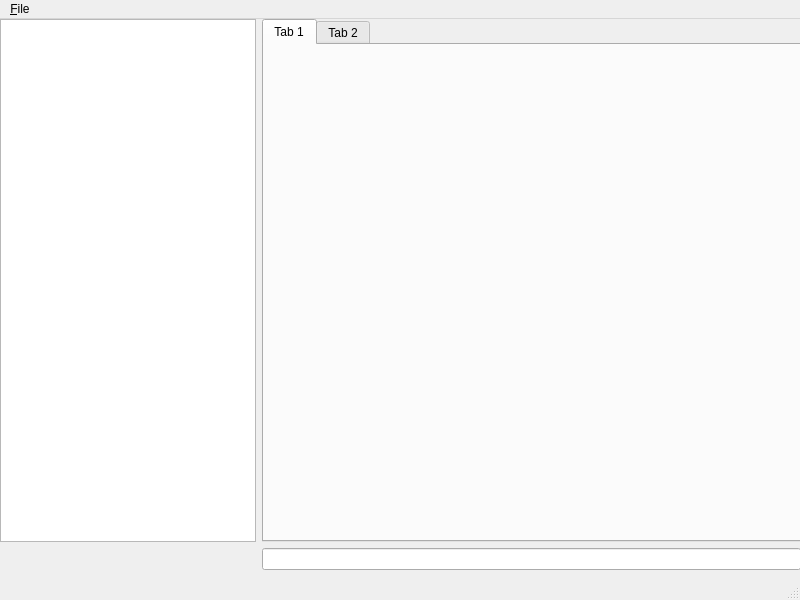
Qt form chat-client/mainwindow.ui (alessacher/htl-tk-chat) before a commit.
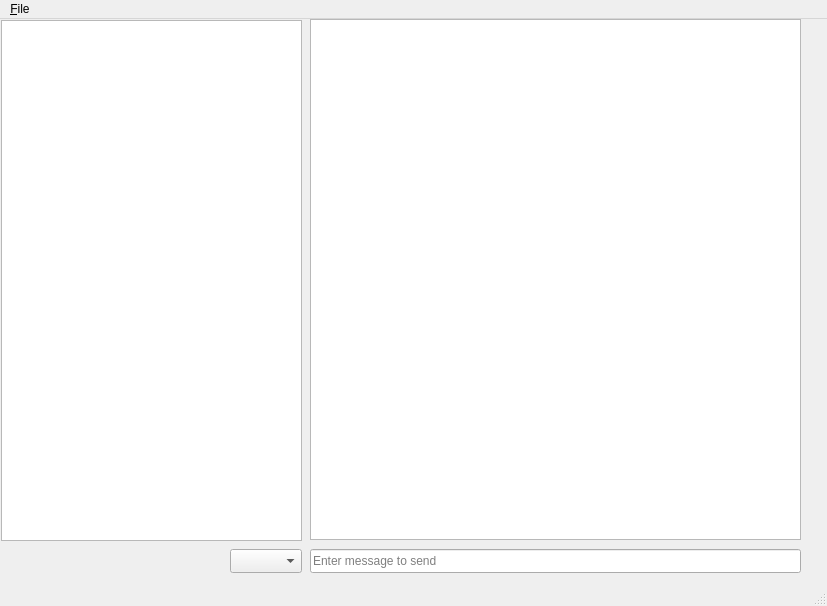
The same form after that commit.

Commit message: add stubs for ui, initial chat working

The edit to the form file:
```diff
--- a/chat-client/mainwindow.ui
+++ b/chat-client/mainwindow.ui
@@ -6,48 +6,89 @@
    <rect>
     <x>0</x>
     <y>0</y>
-    <width>800</width>
-    <height>600</height>
+    <width>827</width>
+    <height>606</height>
    </rect>
   </property>
   <property name="windowTitle">
    <string>MainWindow</string>
   </property>
   <widget class="QWidget" name="centralwidget">
-   <widget class="QWidget" name="formLayoutWidget">
+   <property name="cursor">
+    <cursorShape>ArrowCursor</cursorShape>
+   </property>
+   <widget class="QListWidget" name="msgList">
     <property name="geometry">
      <rect>
-      <x>0</x>
+      <x>310</x>
       <y>0</y>
-      <width>801</width>
-      <height>551</height>
+      <width>491</width>
+      <height>521</height>
      </rect>
     </property>
-    <layout class="QFormLayout" name="formLayout">
-     <item row="0" column="1">
-      <widget class="QTabWidget" name="tabWidget">
-       <property name="currentIndex">
-        <number>0</number>
-       </property>
-       <widget class="QWidget" name="tab">
-        <attribute name="title">
-         <string>Tab 1</string>
-        </attribute>
-       </widget>
-       <widget class="QWidget" name="tab_2">
-        <attribute name="title">
-         <string>Tab 2</string>
-        </attribute>
-       </widget>
-      </widget>
-     </item>
-     <item row="1" column="1">
-      <widget class="QLineEdit" name="InputBar"/>
-     </item>
-     <item row="0" column="0">
-      <widget class="QListView" name="chatList"/>
-     </item>
-    </layout>
+   </widget>
+   <widget class="QLineEdit" name="InputBar">
+    <property name="geometry">
+     <rect>
+      <x>310</x>
+      <y>530</y>
+      <width>491</width>
+      <height>24</height>
+     </rect>
+    </property>
+    <property name="toolTip">
+     <string>Enter Text here to send</string>
+    </property>
+    <property name="statusTip">
+     <string/>
+    </property>
+    <property name="autoFillBackground">
+     <bool>false</bool>
+    </property>
+    <property name="echoMode">
+     <enum>QLineEdit::Normal</enum>
+    </property>
+    <property name="cursorPosition">
+     <number>0</number>
+    </property>
+    <property name="readOnly">
+     <bool>false</bool>
+    </property>
+    <property name="placeholderText">
+     <string>Enter message to send</string>
+    </property>
+    <property name="clearButtonEnabled">
+     <bool>true</bool>
+    </property>
+   </widget>
+   <widget class="QTableWidget" name="chatList">
+    <property name="geometry">
+     <rect>
+      <x>1</x>
+      <y>1</y>
+      <width>301</width>
+      <height>521</height>
+     </rect>
+    </property>
+    <property name="defaultDropAction">
+     <enum>Qt::LinkAction</enum>
+    </property>
+    <property name="alternatingRowColors">
+     <bool>false</bool>
+    </property>
+    <property name="sortingEnabled">
+     <bool>true</bool>
+    </property>
+   </widget>
+   <widget class="QComboBox" name="userSelect">
+    <property name="geometry">
+     <rect>
+      <x>230</x>
+      <y>530</y>
+      <width>72</width>
+      <height>24</height>
+     </rect>
+    </property>
    </widget>
   </widget>
   <widget class="QMenuBar" name="menubar">
@@ -55,11 +96,11 @@
     <rect>
      <x>0</x>
      <y>0</y>
-     <width>800</width>
+     <width>827</width>
      <height>21</height>
     </rect>
    </property>
-   <widget class="QMenu" name="menuE_xit">
+   <widget class="QMenu" name="menuFile">
     <property name="title">
      <string>&amp;File</string>
     </property>
@@ -67,7 +108,7 @@
     <addaction name="action_Export"/>
     <addaction name="actionExit"/>
    </widget>
-   <addaction name="menuE_xit"/>
+   <addaction name="menuFile"/>
   </widget>
   <widget class="QStatusBar" name="statusbar">
    <property name="sizeGripEnabled">
```
Left out of the diff: 3 changed lines with no effect on the pictures. The commit also changes 4 other files.
